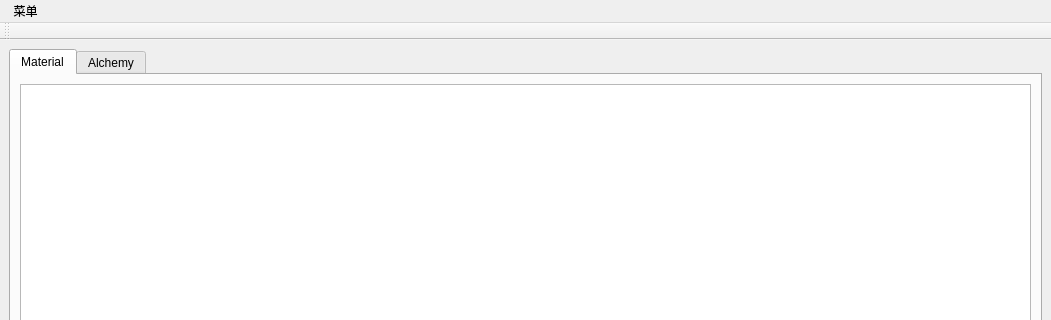
This is src/skyrimalchemy.ui in SmileYik/SkyrimAlchemy as Qt 5 draws it before an edit; both pictures show x 0 to 1051 and y 0 to 320 of the 1051 by 819 pixel window. The edited form follows.
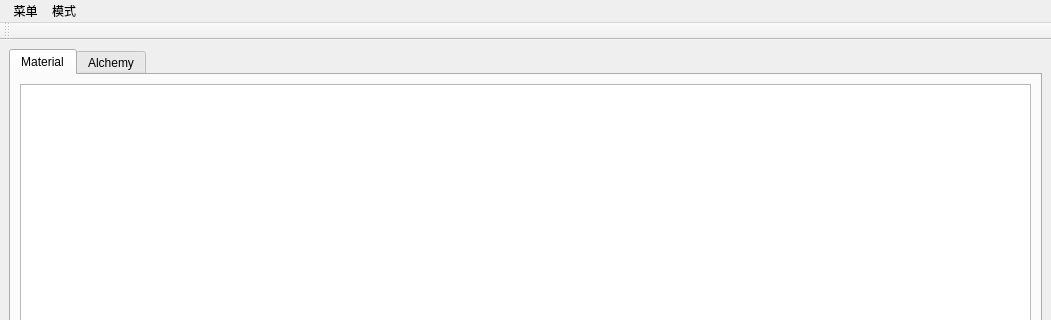
This is the edited form. Icons and pictures are not drawn.

Diff of the .ui file:
```diff
--- a/src/skyrimalchemy.ui
+++ b/src/skyrimalchemy.ui
@@ -146,7 +146,14 @@
     <addaction name="separator"/>
     <addaction name="actionHelp"/>
    </widget>
+   <widget class="QMenu" name="menu_2">
+    <property name="title">
+     <string>模式</string>
+    </property>
+    <addaction name="actionMaterialSearchMode"/>
+   </widget>
    <addaction name="menu"/>
+   <addaction name="menu_2"/>
   </widget>
   <widget class="QToolBar" name="mainToolBar">
    <attribute name="toolBarArea">
```
Left out of the diff: 8 changed lines with no effect on the pictures.
